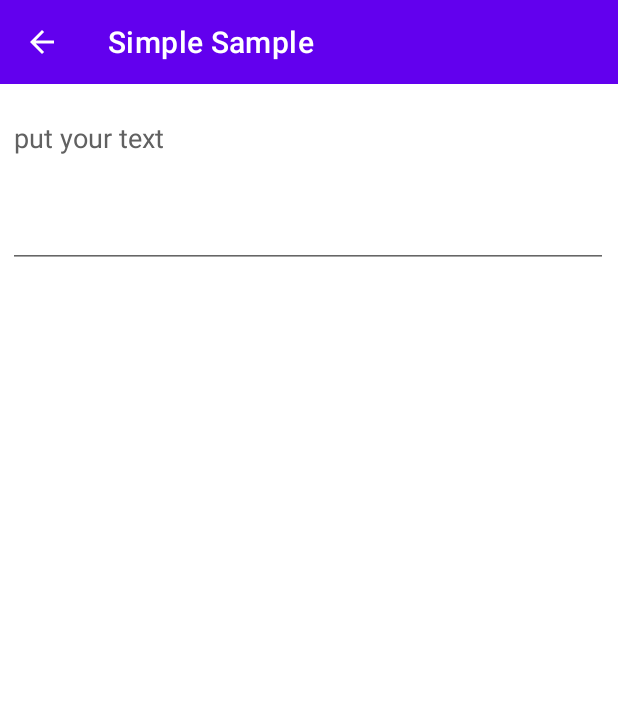
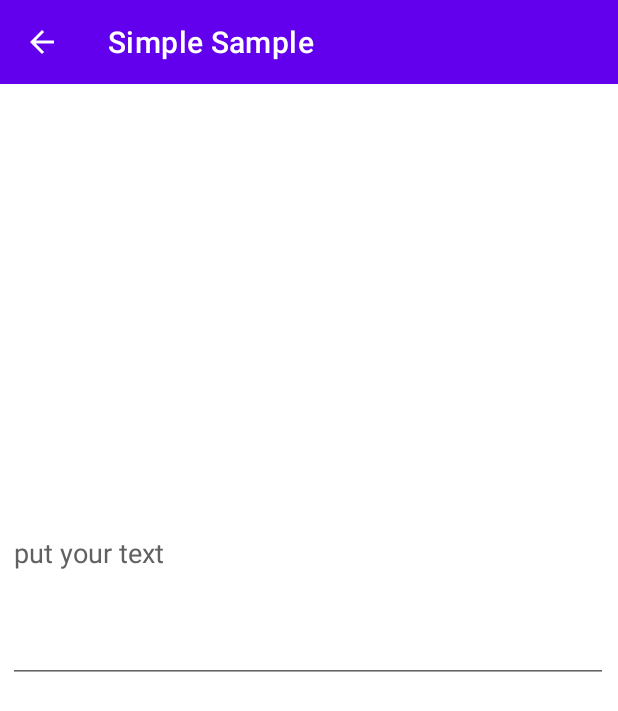
Before and after one commit to polupanovaanna/AMISquestions, an Android app: the CreateNewPost screen opened through its navigation route, on a phone screen of 412 x 824 dp. Shown: the top 711 px of the screen. Run offline under Robolectric (Android 15) with nearby library versions, the phone set to English and light mode, and no system bars; libraries missing offline, so code that uses them is left out: com.mikepenz.materialdrawer, io.noties.markwon; 7 statements that could not run were skipped.

Commit message:
visible markdown

```diff
--- a/app/src/main/java/ru/fmcs/hse/amisquestions/CreateNewPost.java
+++ b/app/src/main/java/ru/fmcs/hse/amisquestions/CreateNewPost.java
@@ -29,6 +29,7 @@ public class CreateNewPost extends Fragment {
     private FragmentCreateNewPostBinding mBinding;
     Toolbar mToolbar;
     private Drawer mDrawer;
+    MarkdownTextView MTV;
 
     @Override
     public View onCreateView(LayoutInflater inflater, ViewGroup container,
@@ -48,6 +49,7 @@ public class CreateNewPost extends Fragment {
         // mToolbar.dismissPopupMenus();
         mToolbar.setTitle("Simple Sample");
         //getActivity().setActionBar(mToolbar);
+
 
         mToolbar.setNavigationOnClickListener(new View.OnClickListener() {
             @Override
@@ -69,7 +71,7 @@ public class CreateNewPost extends Fragment {
     private void createDrawer() {
 
         mDrawer = new DrawerBuilder()
-                .withActivity(((AppCompatActivity)getActivity()))
+                .withActivity(((AppCompatActivity) getActivity()))
                 .withToolbar(mToolbar)
                 /*
                 .withActionBarDrawerToggle(true)
--- a/app/src/main/java/ru/fmcs/hse/amisquestions/MainPages.java
+++ b/app/src/main/java/ru/fmcs/hse/amisquestions/MainPages.java
@@ -22,9 +22,6 @@ import com.mikepenz.materialdrawer.model.PrimaryDrawerItem;
 import com.mikepenz.materialdrawer.model.ProfileDrawerItem;
 import com.mikepenz.materialdrawer.model.interfaces.IDrawerItem;
 
-import java.util.Objects;
-
-import ru.fmcs.hse.amisquestions.databinding.ActivityMainBinding;
 import ru.fmcs.hse.amisquestions.databinding.FragmentMainPagesBinding;
 
 public class MainPages extends Fragment {
--- a/app/src/main/res/layout/fragment_create_new_post.xml
+++ b/app/src/main/res/layout/fragment_create_new_post.xml
@@ -8,7 +8,6 @@
     tools:context=".CreateNewPost">
 
     <!--
-
             android:theme="@style/ThemeOverlay.AppCompat.ActionBar"
         app:popupTheme="@style/ThemeOverlay.AppCompat.Light"
 
@@ -19,16 +18,68 @@
         android:layout_height="wrap_content"
         android:background="?attr/colorPrimary"
         android:minHeight="?attr/actionBarSize"
+        android:theme="?attr/actionBarTheme"
+        android:visibility="visible"
         app:layout_constraintEnd_toEndOf="parent"
         app:layout_constraintStart_toStartOf="parent"
         app:layout_constraintTop_toTopOf="parent"
-        android:theme="?attr/actionBarTheme"
-        app:navigationIcon="?homeAsUpIndicator"
+        app:navigationIcon="?homeAsUpIndicator" />
+
+    <ru.fmcs.hse.amisquestions.MarkdownTextView
+        android:id="@+id/markdown_text"
+        android:layout_width="match_parent"
+        android:layout_height="wrap_content"
+        android:gravity="center"
+        android:orientation="horizontal"
+        app:layout_constraintBottom_toBottomOf="parent"
+        app:layout_constraintEnd_toEndOf="parent"
+        app:layout_constraintHorizontal_bias="0.0"
+        app:layout_constraintStart_toStartOf="parent"
+        app:layout_constraintTop_toBottomOf="@+id/toolbar2" />
+
+
+    <!--
+
+ <include
+        layout="@layout/fragment_markdown"
+        android:layout_height="wrap_content"
+        android:layout_width="0dp"
+        app:layout_constraintTop_toBottomOf="@id/toolbar2"
+        app:layout_constraintStart_toStartOf="parent"
         />
 
+<androidx.constraintlayout.widget.ConstraintLayout
+        android:id="@+id/dataContainer"
+        android:layout_width="match_parent"
+        android:layout_height="0dp"
+        app:layout_constraintBottom_toBottomOf="parent"
+        app:layout_constraintEnd_toEndOf="parent"
+        app:layout_constraintStart_toStartOf="parent"
+        app:layout_constraintTop_toBottomOf="@id/toolbar2">
+    </androidx.constraintlayout.widget.ConstraintLayout>
+
+
+        app:layout_constraintBottom_toBottomOf="@id/toolbar2"
+    app:layout_constraintStart_toEndOf="parent"
+
+
     <ru.fmcs.hse.amisquestions.MarkdownTextView
-        android:layout_width="match_parent"
-        android:layout_height="match_parent"
-        app:layout_constraintBottom_toBottomOf="parent" />
+        android:id="@+id/markdown"
+        android:layout_width="0dp"
+        android:layout_height="67dp"
+
+        android:layout_marginTop="56dp"
+        app:layout_constraintBottom_toBottomOf="parent"
+        app:layout_constraintEnd_toEndOf="parent"
+        app:layout_constraintHorizontal_bias="0.0"
+        app:layout_constraintStart_toStartOf="parent"
+        app:layout_constraintTop_toBottomOf="@+id/toolbar2"
+        app:layout_constraintVertical_bias="0.362" />
+
+
+    <include
+        layout="@layout/fragment_markdown"
+        />
+    -->
 
 </androidx.constraintlayout.widget.ConstraintLayout>
```
